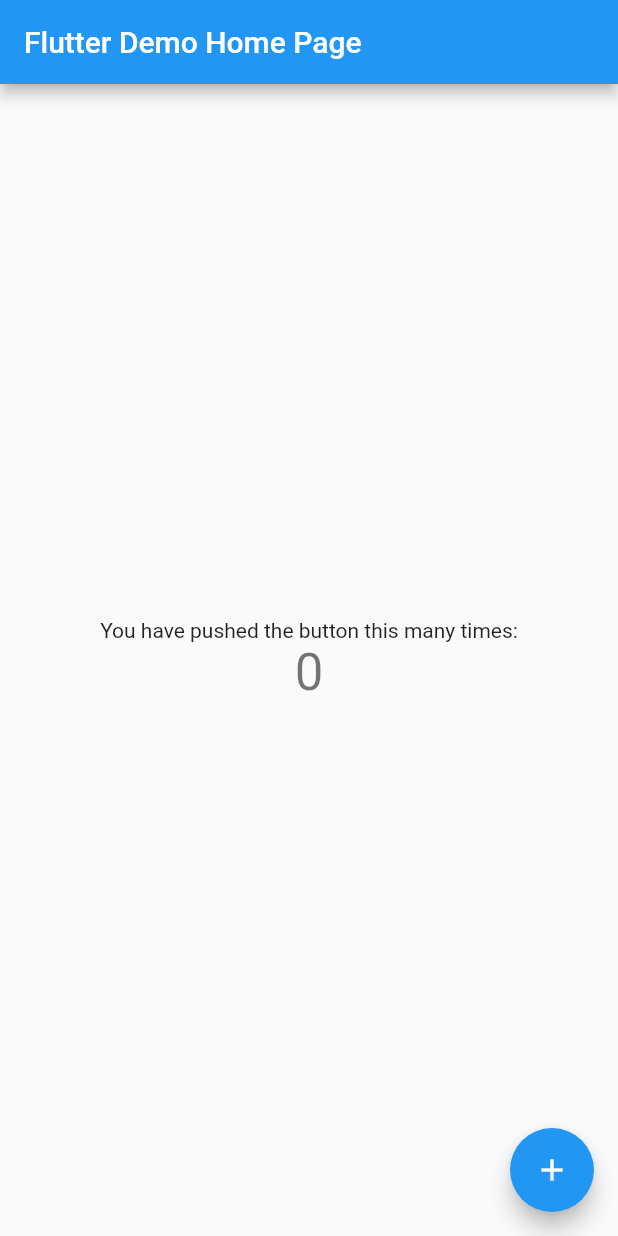
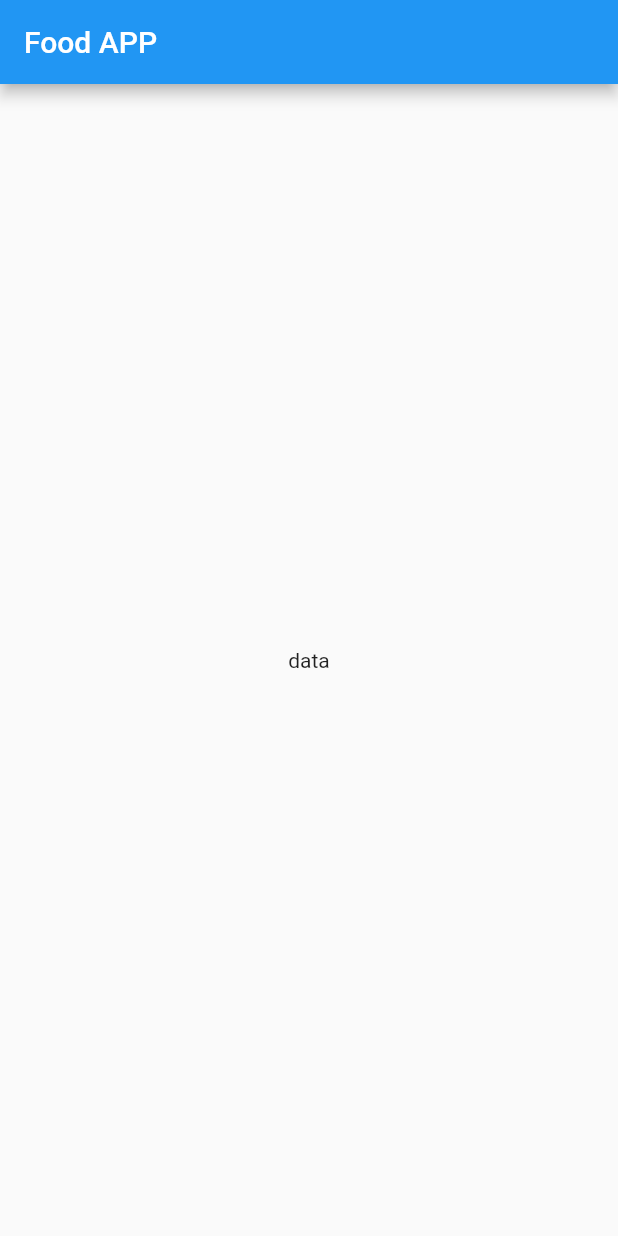
Before and after one commit to kaziashike/food_app, a Flutter app: the screen it shows after launch, on a phone screen of 412 x 824 dp. Run offline on Flutter 3.47's test engine with Material 2 defaults, Android fonts, the phone set to English and light mode, and no system bars.

Commit message:
Update main.dart

```diff
--- a/lib/main.dart
+++ b/lib/main.dart
@@ -13,15 +13,6 @@ class MyApp extends StatelessWidget {
     return MaterialApp(
       title: 'Flutter Demo',
       theme: ThemeData(
-        // This is the theme of your application.
-        //
-        // Try running your application with "flutter run". You'll see the
-        // application has a blue toolbar. Then, without quitting the app, try
-        // changing the primarySwatch below to Colors.green and then invoke
-        // "hot reload" (press "r" in the console where you ran "flutter run",
-        // or simply save your changes to "hot reload" in a Flutter IDE).
-        // Notice that the counter didn't reset back to zero; the application
-        // is not restarted.
         primarySwatch: Colors.blue,
       ),
       home: const MyHomePage(title: 'Flutter Demo Home Page'),
@@ -31,16 +22,6 @@ class MyApp extends StatelessWidget {
 
 class MyHomePage extends StatefulWidget {
   const MyHomePage({super.key, required this.title});
-
-  // This widget is the home page of your application. It is stateful, meaning
-  // that it has a State object (defined below) that contains fields that affect
-  // how it looks.
-
-  // This class is the configuration for the state. It holds the values (in this
-  // case the title) provided by the parent (in this case the App widget) and
-  // used by the build method of the State. Fields in a Widget subclass are
-  // always marked "final".
-
   final String title;
 
   @override
@@ -48,68 +29,14 @@ class MyHomePage extends StatefulWidget {
 }
 
 class _MyHomePageState extends State<MyHomePage> {
-  int _counter = 0;
-
-  void _incrementCounter() {
-    setState(() {
-      // This call to setState tells the Flutter framework that something has
-      // changed in this State, which causes it to rerun the build method below
-      // so that the display can reflect the updated values. If we changed
-      // _counter without calling setState(), then the build method would not be
-      // called again, and so nothing would appear to happen.
-      _counter++;
-    });
-  }
-
   @override
   Widget build(BuildContext context) {
-    // This method is rerun every time setState is called, for instance as done
-    // by the _incrementCounter method above.
-    //
-    // The Flutter framework has been optimized to make rerunning build methods
-    // fast, so that you can just rebuild anything that needs updating rather
-    // than having to individually change instances of widgets.
     return Scaffold(
-      appBar: AppBar(
-        // Here we take the value from the MyHomePage object that was created by
-        // the App.build method, and use it to set our appbar title.
-        title: Text(widget.title),
-      ),
-      body: Center(
-        // Center is a layout widget. It takes a single child and positions it
-        // in the middle of the parent.
-        child: Column(
-          // Column is also a layout widget. It takes a list of children and
-          // arranges them vertically. By default, it sizes itself to fit its
-          // children horizontally, and tries to be as tall as its parent.
-          //
-          // Invoke "debug painting" (press "p" in the console, choose the
-          // "Toggle Debug Paint" action from the Flutter Inspector in Android
-          // Studio, or the "Toggle Debug Paint" command in Visual Studio Code)
-          // to see the wireframe for each widget.
-          //
-          // Column has various properties to control how it sizes itself and
-          // how it positions its children. Here we use mainAxisAlignment to
-          // center the children vertically; the main axis here is the vertical
-          // axis because Columns are vertical (the cross axis would be
-          // horizontal).
-          mainAxisAlignment: MainAxisAlignment.center,
-          children: <Widget>[
-            const Text(
-              'You have pushed the button this many times:',
-            ),
-            Text(
-              '$_counter',
-              style: Theme.of(context).textTheme.headlineMedium,
-            ),
-          ],
+        appBar: AppBar(
+          title: Text('Food APP'),
         ),
-      ),
-      floatingActionButton: FloatingActionButton(
-        onPressed: _incrementCounter,
-        tooltip: 'Increment',
-        child: const Icon(Icons.add),
-      ), // This trailing comma makes auto-formatting nicer for build methods.
-    );
+        body: Center(child: Text('data'))
+        // This trailing comma makes auto-formatting nicer for build methods.
+        );
   }
 }
```
